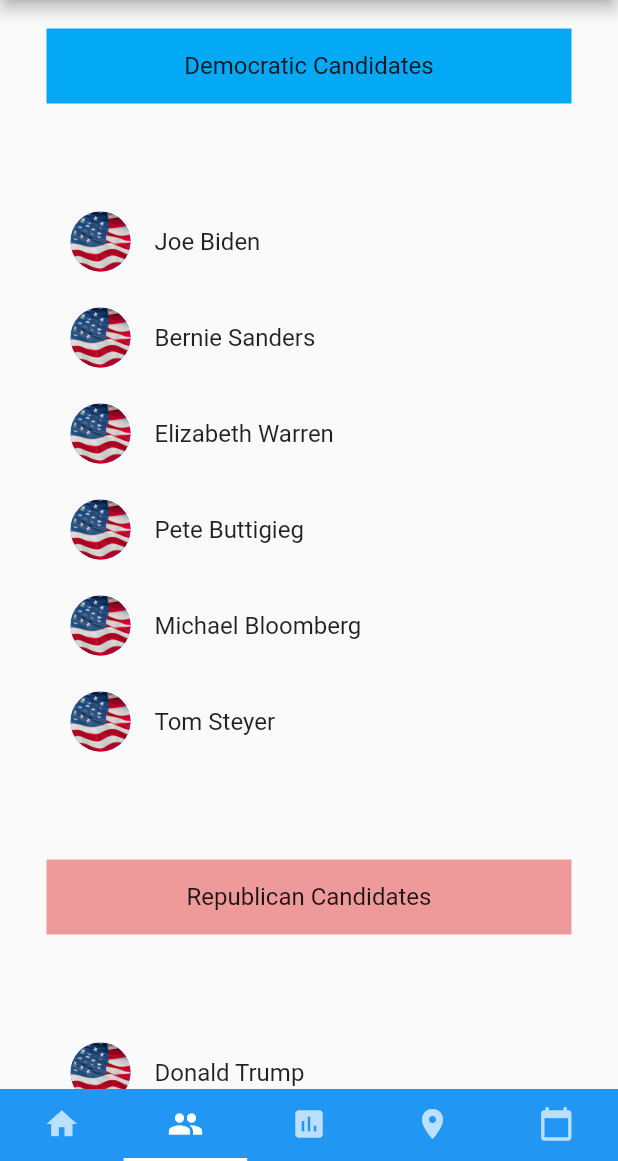
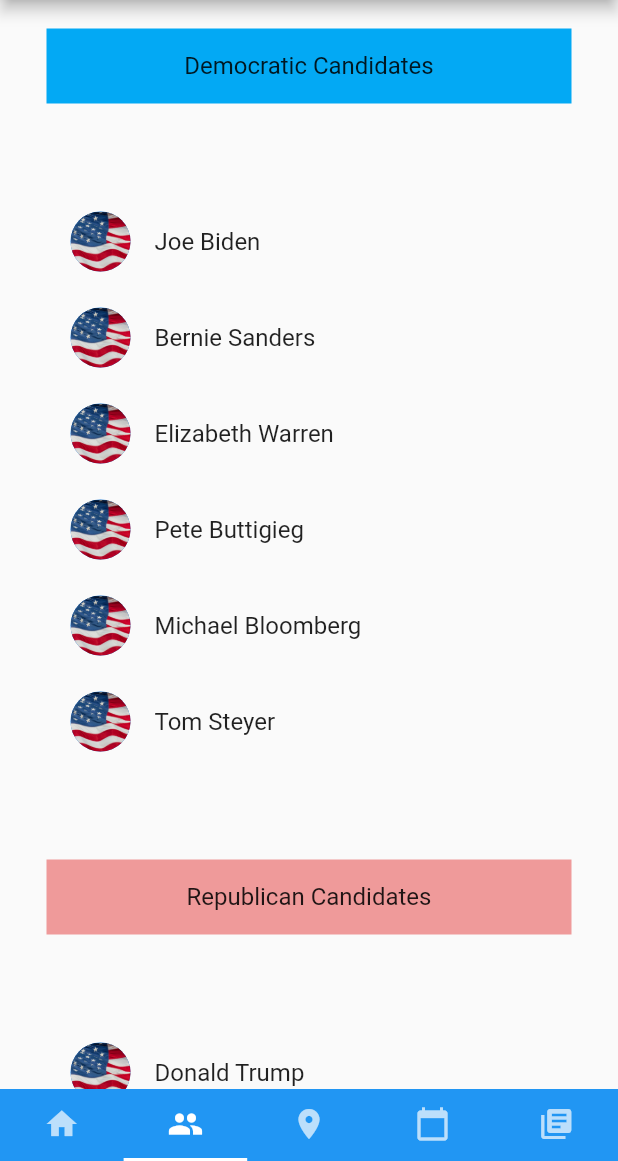
Before and after one commit to jxin31415/Electoral_College, a Flutter app: the screen it shows after launch, item 2 of the bottom bar chosen, on a phone screen of 412 x 824 dp, the part 75-1236 px from its top. Run offline on Flutter 3.47's test engine with Material 2 defaults, Android fonts, the phone set to English and light mode, and no system bars; our stand-ins replace flutter_calendar_carousel, google_maps_flutter.

Commit message:
Finish home page and update map

```diff
--- a/lib/Candidates.dart
+++ b/lib/Candidates.dart
@@ -37,9 +37,7 @@ class Candidates extends StatelessWidget {
           ),
         ),
         ListTile(
-         title: Container(
-          height:20,
-         ),
+         title: SizedBox(height: 20),
         ),
         ListTile(
           title: generateCandidate('assets/biden.png', "Joe Biden"),
@@ -60,9 +58,7 @@ class Candidates extends StatelessWidget {
           title: generateCandidate('assets/steyer.png', "Tom Steyer"),
         ),
         ListTile(
-         title: Container(
-          height:20,
-         ),
+         title: SizedBox(height: 20),
         ),
         ListTile(
           title: Container(
@@ -72,13 +68,13 @@ class Candidates extends StatelessWidget {
           ),
         ),
         ListTile(
-         title: Container(
-          height:20,
-         ),
+         title: SizedBox(height: 20),
         ),
         ListTile(
           title: generateCandidate('assets/trump.png', "Donald Trump"),
         )
+
+        //TO-DO
       ],
     );
   }
--- a/lib/Home.dart
+++ b/lib/Home.dart
@@ -1,6 +1,9 @@
 import 'package:flutter/material.dart';
 
 class Home extends StatelessWidget {
+  final TabController controller;
+
+  Home(this.controller);
 
   @override
   Widget build(BuildContext context) {
@@ -8,7 +11,7 @@ class Home extends StatelessWidget {
       title: "Electoral College",
       home: Scaffold(
         appBar: PreferredSize(
-          preferredSize: Size.fromHeight(100.0), // here the desired height
+          preferredSize: Size.fromHeight(50.0), // here the desired height
           child: AppBar(
             centerTitle: true,
             title: Column(
@@ -25,25 +28,72 @@ class Home extends StatelessWidget {
         ),
 
         body: Container(
+          decoration: BoxDecoration(
+            image: DecorationImage(
+              image: AssetImage("assets/background_capitol.jpg"),
+              fit: BoxFit.cover,
+            ),
+          ),
           alignment: Alignment.topCenter,
           child: Column(
           mainAxisAlignment: MainAxisAlignment.center,
           crossAxisAlignment: CrossAxisAlignment.center,
           children: <Widget>[
-           /* RaisedButton(
-              color: Colors.red[300],
-
-              //onPressed:
-              child: Text("Candidates"),
-            )*/
-            Text("Candidates"),
-            Text("The Electoral College"),
-            Text("Map"),
-            Text("Calendar"),
+            RaisedButton(
+             color: Colors.blue[100],
+             highlightColor: Colors.blue[300],
+             onPressed: () {
+               goToTab(1, controller);
+             },
+             child: Text(
+                'Candidates',
+                style: TextStyle(fontSize: 20)
+             ),
+            ),
+            SizedBox(height: 15),
+            RaisedButton(
+             color: Colors.blue[100],
+             highlightColor: Colors.blue[300],
+             onPressed: () {
+               goToTab(2, controller);
+             },
+             child: Text(
+                'Map',
+                style: TextStyle(fontSize: 20)
+             ),
+            ),
+            SizedBox(height: 15),
+            RaisedButton(
+             color: Colors.blue[100],
+             highlightColor: Colors.blue[300],
+             onPressed: () {
+               goToTab(3, controller);
+             },
+             child: Text(
+                'Calendar',
+                style: TextStyle(fontSize: 20)
+             ),
+            ),
+            SizedBox(height: 15),
+            RaisedButton(
+             color: Colors.blue[100],
+             highlightColor: Colors.blue[300],
+             onPressed: () {
+               goToTab(4, controller);
+             },
+             child: Text(
+                'Where do I start?',
+                style: TextStyle(fontSize: 20)
+             ),
+            ),
           ],
         )
        ),
       )
     );
   }
+
+  goToTab(int index, TabController controller) {
+    controller.animateTo(index);
+  }
 }
--- a/lib/main.dart
+++ b/lib/main.dart
@@ -7,40 +7,59 @@ import 'Home.dart' as home;
 
 void main() => runApp(MyApp());
 
-class MyApp extends StatelessWidget {
+class MyApp extends StatefulWidget {
+
+  @override
+  MyAppState createState() => new MyAppState();
+}
+
+class MyAppState extends State<MyApp> with SingleTickerProviderStateMixin {
+  TabController _tabController;
+
+  @override
+  void initState() {
+    super.initState();
+    _tabController = new TabController(vsync: this, length: 5);
+  }
+
+  @override
+  void dispose() {
+    _tabController.dispose();
+    super.dispose();
+  }
+
   @override
   Widget build(BuildContext context) {
     return MaterialApp(
       title: 'Electoral College',
       theme: ThemeData(
       ),
-      home: DefaultTabController(
-        length: 5,
-        child: Scaffold(
+      home: Scaffold(
           backgroundColor: Colors.white,
           bottomNavigationBar: new Material(
             color: Colors.blue,
             child: new TabBar(
+              controller: _tabController,
               tabs: <Tab> [
                 new Tab(icon: new Icon(Icons.home)),
                 new Tab(icon: new Icon(Icons.people)),
-                new Tab(icon: new Icon(Icons.poll)),
                 new Tab(icon: new Icon(Icons.location_on)),
                 new Tab(icon: new Icon(Icons.calendar_today)),
+                new Tab(icon: new Icon(Icons.library_books)),
               ]
            )
         ),
         body: new TabBarView(
+          controller: _tabController,
           children: <Widget>[
-            new home.Home(),
+            new home.Home(this._tabController),
             new candidates.Candidates(),
             new map.Map(),
             new calendar.Calendar(),
             new article.Article(),
           ]
+        ) ,
       ),
-        ),
-    )
     );
   }
 }
--- a/pubspec.yaml
+++ b/pubspec.yaml
@@ -54,6 +54,7 @@ flutter:
     - assets/steyer.png
     - assets/buttigieg.png
     - assets/trump.png
+    - assets/background_capitol.jpg
 
   # An image asset can refer to one or more resolution-specific "variants", see
   # https://flutter.dev/assets-and-images/#resolution-aware.
```
Also changed, not shown: lib/Article.dart (+3 -4 lines), lib/Map.dart (+86 -8 lines), assets/background_capitol.jpg (added).
